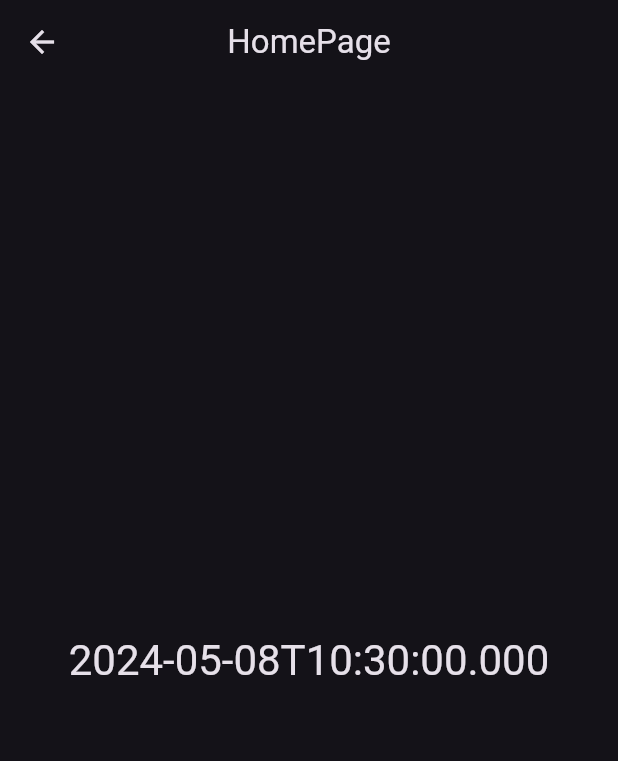
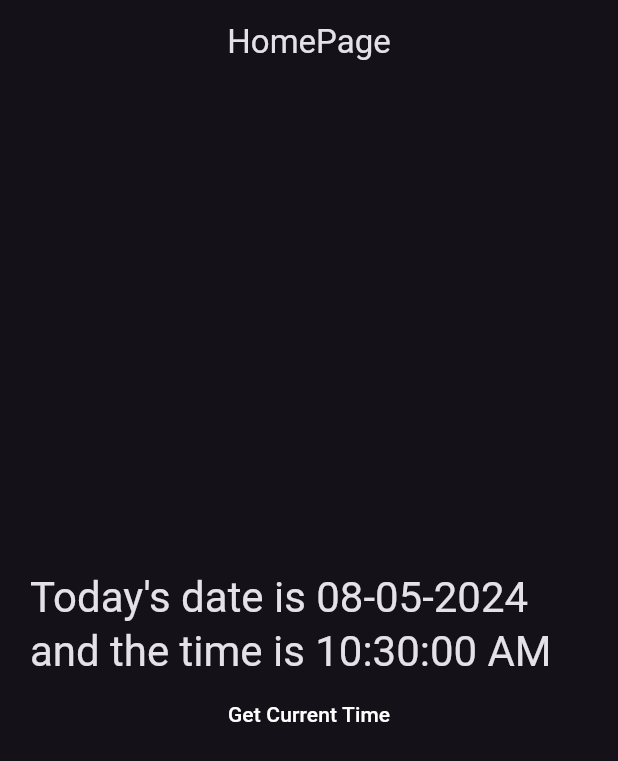
Before and after one commit to Marach8/FlutterStateManagementPracticeProject_Riverpod, a Flutter app: the Example1 screen opened directly, on a phone screen of 412 x 824 dp. Shown: the top 761 px of the screen. Run offline on Flutter 3.47's test engine with Material 3 defaults, Android fonts, the phone set to English and light mode, and no system bars; our stand-ins replace hooks_riverpod.

Commit message:
Dived deeper into stateProvider with example1

```diff
--- a/riverpod_practice_course/lib/main.dart
+++ b/riverpod_practice_course/lib/main.dart
@@ -22,7 +22,7 @@ class MyApp extends StatelessWidget {
         appBarTheme: const AppBarTheme(color: Colors.blue),
         useMaterial3: true
       ),
-      home: const Example2()
+      home: const Example1()
     );
   }
 }
--- a/riverpod_practice_course/lib/riverpod_example1/example1.dart
+++ b/riverpod_practice_course/lib/riverpod_example1/example1.dart
@@ -1,23 +1,41 @@
 import 'package:flutter/material.dart';
 import 'package:hooks_riverpod/hooks_riverpod.dart';
+import 'package:intl/intl.dart';
 
-class Example1 extends ConsumerWidget {
+class Example1 extends StatelessWidget {
   const Example1({super.key});
 
   @override
-  Widget build(BuildContext context, WidgetRef ref){
-    final date = ref.watch(dateTimeProvider);
+  Widget build(BuildContext context){
     return Scaffold(
       appBar: AppBar(title: const Text('HomePage'), centerTitle: true),
-      body: Center(
-        child: Text(
-          date.toIso8601String(),
-          style: Theme.of(context).textTheme.headlineMedium
-        )
+      body: Padding(
+        padding: const EdgeInsets.all(20),
+        child: Consumer(
+          builder: (context, ref, child) {
+            final dateTime = ref.watch(dateTimeProvider);
+            final formattedDate = DateFormat('dd-MM-yyyy').format(dateTime);
+            final formattedTime = DateFormat('hh:mm:ss a').format(dateTime);
+            final sentence = "Today's date is $formattedDate and the time is $formattedTime";
+            return Column(
+              mainAxisAlignment: MainAxisAlignment.center,
+              children: [
+                Text(
+                  sentence,
+                  style: Theme.of(context).textTheme.headlineMedium
+                ),
+                MaterialButton(
+                  onPressed: () => ref.read(dateTimeProvider.notifier).state = DateTime.now(),
+                  child: const Text('Get Current Time'),
+                ),
+              ],
+            );
+          }
+        ),
       )
     );
   }
 }
 
 
-final dateTimeProvider = Provider<DateTime>((_) => DateTime.now());
+final dateTimeProvider = StateProvider<DateTime>((_) => DateTime.now());
--- a/riverpod_practice_course/pubspec.yaml
+++ b/riverpod_practice_course/pubspec.yaml
@@ -37,6 +37,7 @@ dependencies:
   cupertino_icons: ^1.0.2
   hooks_riverpod: ^2.4.9
   uuid: ^4.2.2
+  intl: ^0.19.0
 
 dev_dependencies:
   flutter_test:
```
Also changed, not shown: riverpod_practice_course/lib/riverpod_example5/person_class.dart (+11 -2 lines), riverpod_practice_course/pubspec.lock.
